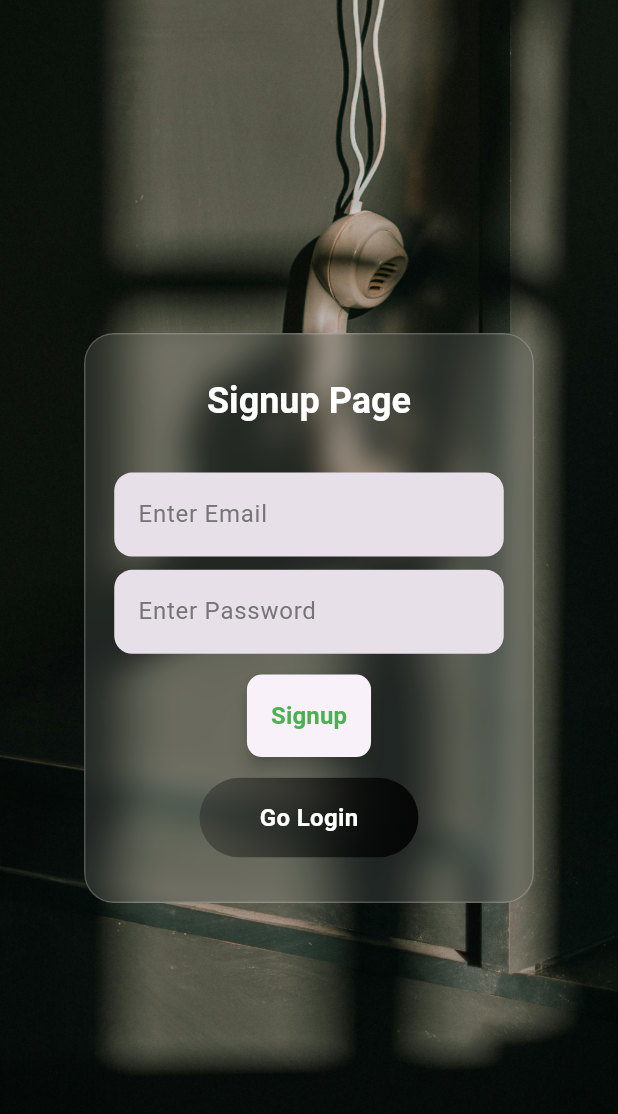
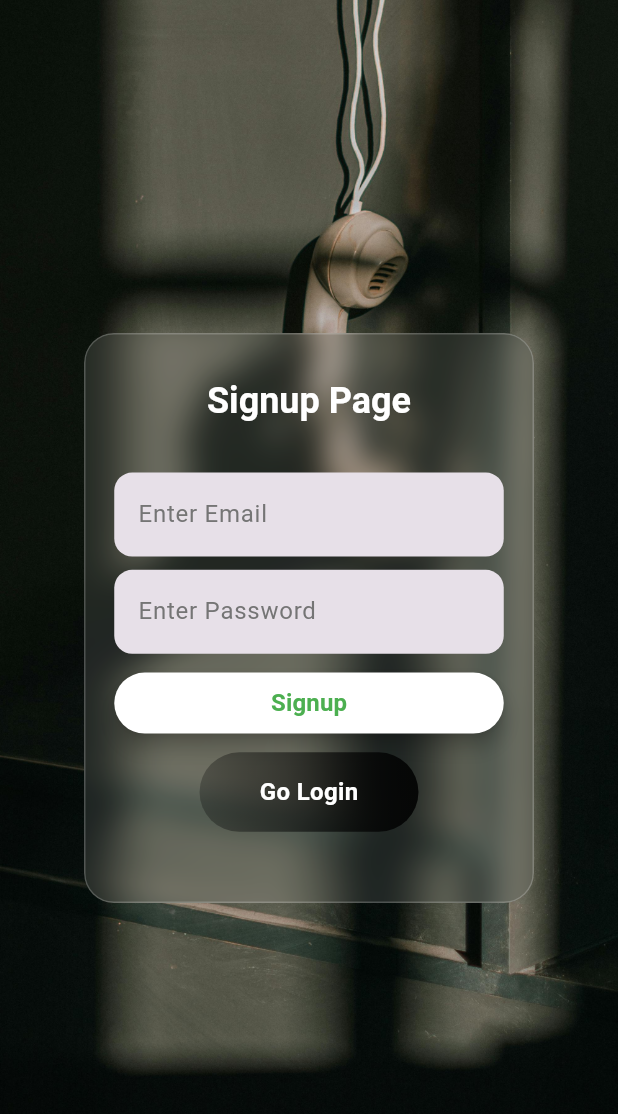
Before and after one commit to deepak7727/flutter-music, a Flutter app: the SignupScreen screen opened by its route, on a phone screen of 412 x 824 dp. Shown: the top 1114 px of the screen. Run offline on Flutter 3.47's test engine with Material 3 defaults, Android fonts, the light colour scheme and no system bars; our stand-ins replace flutter_screenutil, get, lottie, on_audio_query, permission_handler.

Commit message:
1 : login credntials added for debug 2 : Button design fixed 3 : test page added 4 : dark mode activity Added 5 : app restarted feature added for reload theme

```diff
--- a/lib/screens/signup_page/signup_screen.dart
+++ b/lib/screens/signup_page/signup_screen.dart
@@ -65,21 +65,28 @@ class _SignupScreenState extends State<SignupScreen> {
                       hintText: "Enter Password",
                     ),
                     SizedBox(height: 10.h),
-                    CustomSquareButton(
-                      color: Colors.green,
-                      onPressed: () {
-                        // login method
-                      },
-                      text: "Signup",
-                      textColor: ColorList.success,
+                    Row(
+                      children: [
+                        Expanded(
+                          child: CustomSquareButton(
+                            text: "Signup",
+                            buttonColor: Colors.white,
+                            textColor: ColorList.success,
+                            onPressed: () {
+                              // login method
+                            },
+                          ),
+                        ),
+                      ],
                     ),
                     SizedBox(height: 10.h),
                     GradientButton(
                       onPressed: () {
                         Navigator.pushNamedAndRemoveUntil(
-                            context, RouteUtils.login,
-                            (route) => false,
-                            );
+                          context,
+                          RouteUtils.login,
+                          (route) => false,
+                        );
                       },
                       text: "Go Login",
                       gradient: LinearGradient(colors: [
--- a/lib/styles/color_list.dart
+++ b/lib/styles/color_list.dart
@@ -6,7 +6,7 @@ class ColorList{
   static const Color white = Color(0xFFFFFFFF); // Blue 500
 
   static const Color primaryColor = Color(0xFF0984e3); // Blue 500
-  static const Color scarfoldBackgroundColor = Color(0xffdfe6e9); // Blue 100
+  static const Color scaffoldBackgroundColor = Color(0xffdfe6e9); // Blue 100
   static const Color success = Color(0xFF4CAF50); // Green 500
   static const Color danger = Color(0xFFE53935); // Red 600
 
--- a/lib/utils/custome_button_widget.dart
+++ b/lib/utils/custome_button_widget.dart
@@ -1,17 +1,20 @@
 import 'package:flutter/material.dart';
+import 'package:flutter_screenutil/flutter_screenutil.dart';
 
 class CustomSquareButton extends StatelessWidget {
   final String text;
+  final EdgeInsets? padding;
   final VoidCallback onPressed;
-  final Color color;
+  final Color buttonColor;
   final Color textColor;
   final Color borderColor;
   final double borderWidth;
 
   CustomSquareButton({
     required this.text,
+    this.padding,
     required this.onPressed,
-    required this.color,
+    required this.buttonColor,
     required this.textColor,
     this.borderColor = Colors.transparent,
     this.borderWidth = 0.0,
@@ -19,24 +22,29 @@ class CustomSquareButton extends StatelessWidget {
 
   @override
   Widget build(BuildContext context) {
-    return Padding(
-      padding: EdgeInsets.all(5),
-      child: ElevatedButton(
+    return ElevatedButton(
       onPressed: onPressed,
       style: ElevatedButton.styleFrom(
-          iconColor: color,
-          padding: EdgeInsets.all(16.0),
+        iconColor: buttonColor,
+        backgroundColor: buttonColor,
+        padding: padding ??
+            EdgeInsets.symmetric(
+              horizontal: 20.w,
+              vertical: 10.h,
+            ),
         shape: RoundedRectangleBorder(
-            borderRadius: BorderRadius.circular(10),
+          borderRadius: BorderRadius.circular(30.r),
           side: BorderSide(color: borderColor, width: borderWidth),
         ),
         elevation: 5,
       ),
-        child: Text(text, style: TextStyle(
+      child: Text(
+        text,
+        style: TextStyle(
           color: textColor,
           fontSize: 16.0,
           fontWeight: FontWeight.bold,
-          ),),
+        ),
       ),
     );
   }
--- a/lib/utils/global/global_data.dart
+++ b/lib/utils/global/global_data.dart
@@ -1,5 +1,20 @@
-class GlobalData{
+import 'package:flutter/material.dart';
 
-  bool userLogin  = true;
+class Globals {
+  static final Globals instance = Globals._();
+  factory Globals() => instance;
+  Globals._();
+
+  bool userLogin = true;
+  bool darkMode = false;
+  ThemeMode appTheme = ThemeMode.system;
+
+  void changeTheme() {
+    if (appTheme == ThemeMode.dark) {
+      appTheme = ThemeMode.light;
+    } else {
+      appTheme = ThemeMode.dark;
+    }
+  }
 
 }
--- a/lib/utils/global/route_utils.dart
+++ b/lib/utils/global/route_utils.dart
@@ -2,8 +2,10 @@ import 'package:flutter/material.dart';
 import 'package:flutter_application_1/screens/home_page/home_screen.dart';
 import 'package:flutter_application_1/screens/login_page/login_screen.dart';
 import 'package:flutter_application_1/screens/player_page/player_screen.dart';
+import 'package:flutter_application_1/screens/profile_page/profile_screen.dart';
 import 'package:flutter_application_1/screens/signup_page/signup_screen.dart';
 import 'package:flutter_application_1/screens/splash_page/splash_screen.dart';
+import 'package:flutter_application_1/screens/test_page/test_page_screen.dart';
 import 'package:on_audio_query/on_audio_query.dart';
 
 class RouteUtils {
@@ -13,6 +15,8 @@ class RouteUtils {
   static String musicList = '/musiclist';
   static String splash = '/splash';
   static String player = '/player';
+  static String profile = '/profile';
+  static String test = '/test';
 
   static Map<String, Widget Function(BuildContext)> get routes {
     return {
@@ -20,6 +24,8 @@ class RouteUtils {
       RouteUtils.login: (context) => LoginScreen(),
       RouteUtils.signup: (context) => SignupScreen(),
       RouteUtils.home: (context) => HomeScreen(),
+      RouteUtils.profile: (context) => ProfileScreen(),
+      RouteUtils.test: (context) => TestPageScreen(),
       RouteUtils.player: (context) => PlayerScreen(
             song: ModalRoute.of(context)!.settings.arguments as SongModel,
           ),
```
Also changed, not shown: lib/main.dart (+28 -4 lines), lib/screens/login_page/login_screen.dart (+27 -15 lines), lib/screens/profile_page/profile_screen.dart (+24 -0 lines), lib/screens/setting_page/setting_screen.dart (+33 -0 lines), lib/screens/test_page/test_page_screen.dart (added, +159 -0 lines). Lines whose indentation alone changed are shown as unchanged.
